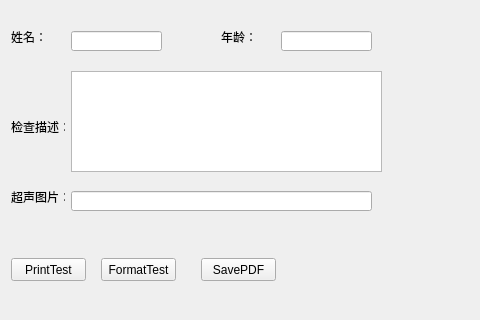
This is QtGuiApplicationTest/QtGuiApplicationTest/WinReportTesting.ui in xautshuanglong/QtLearningRepository as Qt 5 draws it before an edit; both pictures show x 0 to 480 and y 320 to 640 of the 800 by 640 pixel window. The edited form follows.
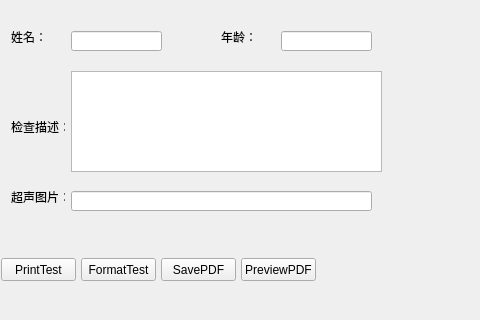
This is the edited form.

Commit message: 预览指令测试

Patch:
```diff
--- a/QtGuiApplicationTest/QtGuiApplicationTest/WinReportTesting.ui
+++ b/QtGuiApplicationTest/QtGuiApplicationTest/WinReportTesting.ui
@@ -297,7 +297,7 @@
         <widget class="QPushButton" name="btnPrintTest">
          <property name="geometry">
           <rect>
-           <x>10</x>
+           <x>0</x>
            <y>10</y>
            <width>75</width>
            <height>23</height>
@@ -316,7 +316,7 @@
         <widget class="QPushButton" name="btnFormatTest">
          <property name="geometry">
           <rect>
-           <x>100</x>
+           <x>80</x>
            <y>10</y>
            <width>75</width>
            <height>23</height>
@@ -335,7 +335,7 @@
         <widget class="QPushButton" name="btnSavePDF">
          <property name="geometry">
           <rect>
-           <x>200</x>
+           <x>160</x>
            <y>10</y>
            <width>75</width>
            <height>23</height>
@@ -345,6 +345,19 @@
           <string>SavePDF</string>
          </property>
         </widget>
+        <widget class="QPushButton" name="btnPreviewPDF">
+         <property name="geometry">
+          <rect>
+           <x>240</x>
+           <y>10</y>
+           <width>75</width>
+           <height>23</height>
+          </rect>
+         </property>
+         <property name="text">
+          <string>PreviewPDF</string>
+         </property>
+        </widget>
        </widget>
       </item>
      </layout>
```
The commit also changes 2 other files.
